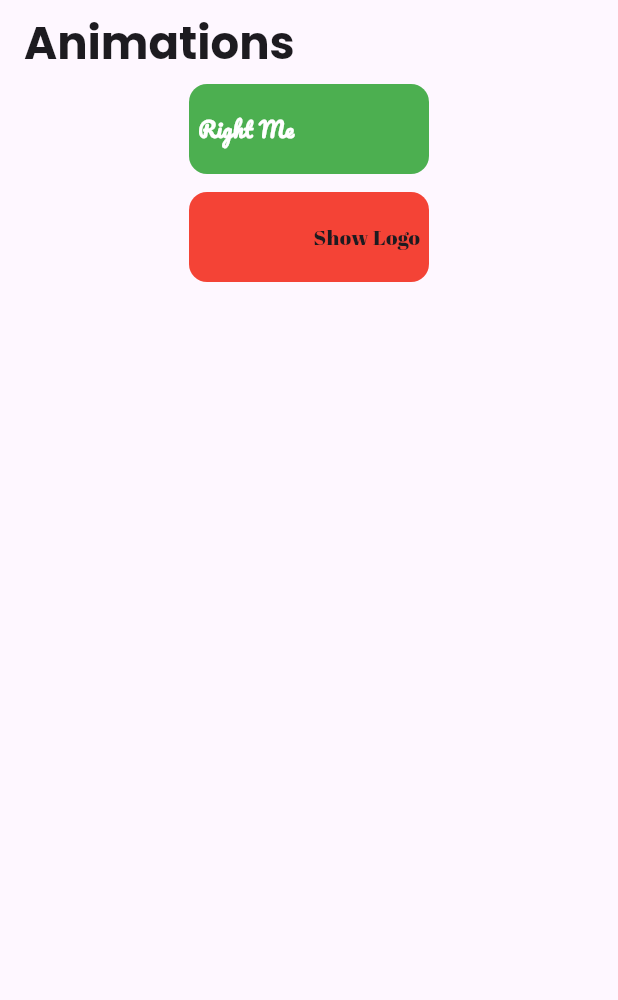
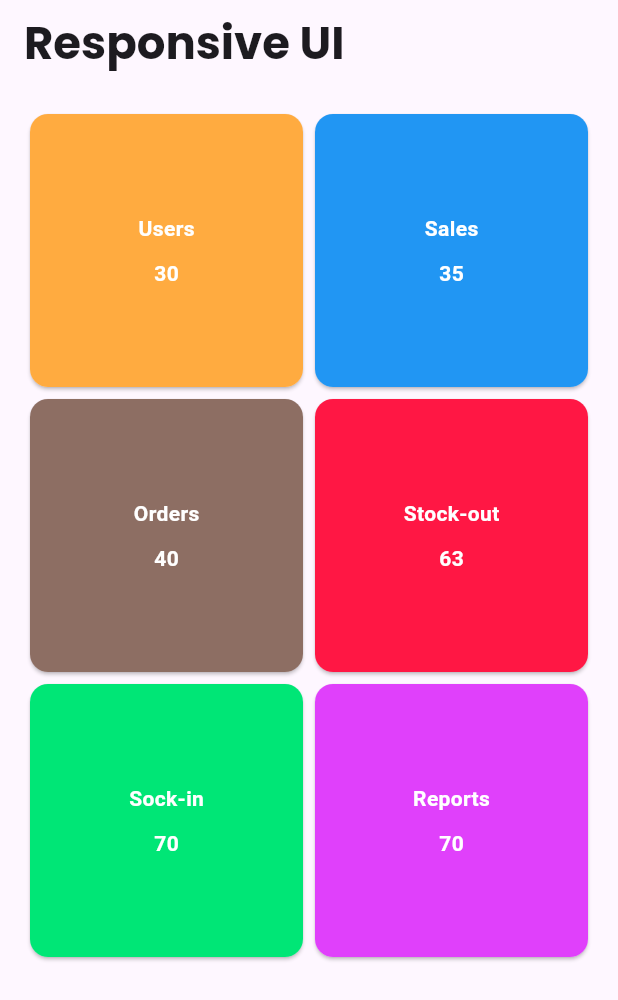
Before and after one commit to haile-12-21-23/zero_to_hero_mobile_dev, a Flutter app: the screen it shows after launch, on a phone screen of 412 x 824 dp. Shown: the top 1000 px of the screen. Run offline on Flutter 3.47's test engine with Material 3 defaults, Android fonts, the phone set to English and light mode, and no system bars; our stand-ins replace google_fonts; Roboto replaces fonts that are missing (Aboreto, Aclonica).

Commit message:
Day 24: Responsive design.

```diff
--- /dev/null
+++ b/lib/flutter_phase/day_24_responsive_design/responsive_screen.dart
@@ -0,0 +1,101 @@
+import 'package:flutter/material.dart';
+import 'package:google_fonts/google_fonts.dart';
+
+class ResponsiveScreen extends StatefulWidget {
+  const ResponsiveScreen({super.key});
+
+  @override
+  State<ResponsiveScreen> createState() => _ResponsiveScreenState();
+}
+
+class _ResponsiveScreenState extends State<ResponsiveScreen> {
+  @override
+  Widget build(BuildContext context) {
+    final size = MediaQuery.of(context).size;
+    return Scaffold(
+      appBar: AppBar(
+        title: Text(
+          "Responsive UI",
+          style: GoogleFonts.poppins(fontSize: 30, fontWeight: FontWeight.bold),
+        ),
+      ),
+      body: GridView.count(
+        crossAxisCount: size.width > 600 ? 3 : 2,
+        padding: EdgeInsets.all(16),
+        children: [
+          DashboardCard(
+            color: Colors.orangeAccent,
+            title: "Users",
+            value: "30",
+          ),
+          DashboardCard(color: Colors.blue, title: "Sales", value: "35"),
+          DashboardCard(
+            color: Colors.brown.shade400,
+            title: "Orders",
+            value: "40",
+          ),
+          DashboardCard(
+            color: Colors.redAccent.shade400,
+            title: "Stock-out",
+            value: "63",
+          ),
+          DashboardCard(
+            color: Colors.greenAccent.shade400,
+            title: "Sock-in",
+            value: "70",
+          ),
+          DashboardCard(
+            color: Colors.purpleAccent,
+            title: "Reports",
+            value: "70",
+          ),
+        ],
+      ),
+    );
+  }
+}
+
+class DashboardCard extends StatelessWidget {
+  final String title;
+  final String value;
+  final Color color;
+  const DashboardCard({
+    super.key,
+    required this.title,
+    required this.color,
+    required this.value,
+  });
+
+  @override
+  Widget build(BuildContext context) {
+    return Card(
+      child: Container(
+        alignment: Alignment.center,
+        decoration: BoxDecoration(
+          color: color,
+          borderRadius: BorderRadius.circular(12),
+        ),
+        child: Column(
+          mainAxisAlignment: MainAxisAlignment.center,
+          children: [
+            Text(
+              title,
+              style: GoogleFonts.aboreto(
+                color: Colors.white,
+                fontWeight: FontWeight.bold,
+              ),
+            ),
+            const SizedBox(height: 10),
+            Text(
+              value,
+              style: GoogleFonts.aclonica(
+                color: Colors.white,
+                fontWeight: FontWeight.bold,
+              ),
+            ),
+          ],
+        ),
+      ),
+    );
+  }
+}
--- a/lib/main.dart
+++ b/lib/main.dart
@@ -11,7 +11,8 @@ import 'package:flutter/material.dart';
 // import 'package:zero_to_hero_mobile_dev/flutter_phase/day_20_image_and_assets/gallery_screen.dart';
 // // import 'package:zero_to_hero_mobile_dev/flutter_phase/day_21_theme/theme_screen.dart';
 // import 'package:zero_to_hero_mobile_dev/flutter_phase/day_22_flutter_packages/flutter_packages_screen.dart';
-import 'package:zero_to_hero_mobile_dev/flutter_phase/day_23_animation_basics/animation_screen.dart';
+// import 'package:zero_to_hero_mobile_dev/flutter_phase/day_23_animation_basics/animation_screen.dart';
+import 'package:zero_to_hero_mobile_dev/flutter_phase/day_24_responsive_design/responsive_screen.dart';
 
 void main() {
   runApp(const MyApp());
@@ -29,7 +30,7 @@ class MyApp extends StatelessWidget {
 
         colorScheme: .fromSeed(seedColor: Colors.deepPurple),
       ),
-      home: AnimationScreen(),
+      home: ResponsiveScreen(),
     );
   }
 }
```
Also changed, not shown: 1 other file.
